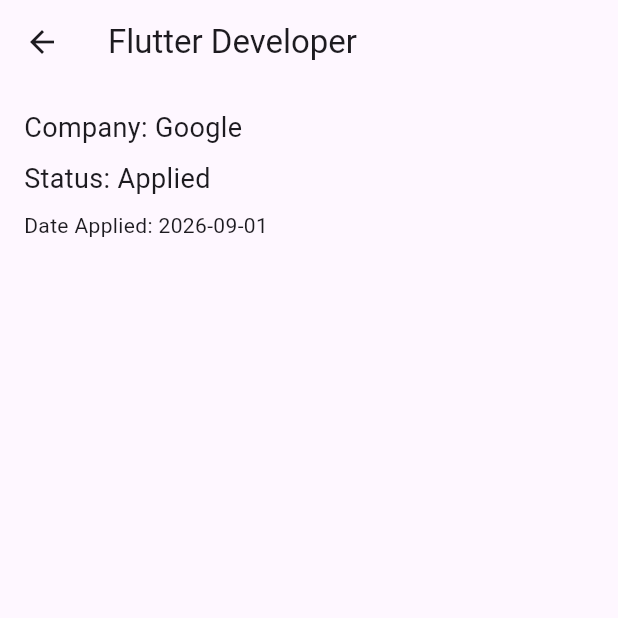
After one commit to bhavani2199/jobtrack, a Flutter app: the screen it shows after launch, after a tap on "Flutter Developer", on a phone screen of 412 x 824 dp, the top half of it. The commit adds this screen. Run offline on Flutter 3.47's test engine with Material 3 defaults, Android fonts, the phone set to English and light mode, and no system bars.

Commit message:
Add detail screen navigation

```diff
--- /dev/null
+++ b/lib/screens/application_detail_screen.dart
@@ -0,0 +1,35 @@
+import 'package:flutter/material.dart';
+import 'package:jobtrack/models/job_application.dart';
+
+class ApplicationDetailScreen extends StatelessWidget {
+  final JobApplication application;
+  const ApplicationDetailScreen({super.key, required this.application});
+
+  @override
+  Widget build(BuildContext context) {
+    return Scaffold(
+      appBar: AppBar(title: Text(application.role)),
+      body: Padding(
+        padding: const EdgeInsets.all(16),
+        child: Column(
+          crossAxisAlignment: CrossAxisAlignment.start,
+          children: [
+            Text(
+              'Company: ${application.company}',
+              style: const TextStyle(fontSize: 18),
+            ),
+            const SizedBox(height: 8),
+            Text(
+              'Status: ${application.status}',
+              style: const TextStyle(fontSize: 18),
+            ),
+            const SizedBox(height: 8),
+            Text(
+              'Date Applied: ${application.dateApplied.toLocal().toString().split(' ')[0]}',
+            ),
+          ],
+        ),
+      ),
+    );
+  }
+}
--- a/lib/screens/application_list_screen.dart
+++ b/lib/screens/application_list_screen.dart
@@ -1,5 +1,6 @@
 import 'package:flutter/material.dart';
 import 'package:jobtrack/models/job_application.dart';
+import 'package:jobtrack/screens/application_detail_screen.dart';
 
 class ApplicationListScreen extends StatelessWidget {
   const ApplicationListScreen({super.key});
@@ -35,6 +36,16 @@ class ApplicationListScreen extends StatelessWidget {
           final app = applications[index];
           return Card(
             margin: const EdgeInsets.symmetric(horizontal: 12, vertical: 6),
+            child: InkWell(
+              onTap: () {
+                Navigator.push(
+                  context,
+                  MaterialPageRoute(
+                    builder: (context) =>
+                        ApplicationDetailScreen(application: app),
+                  ),
+                );
+              },
               child: Padding(
                 padding: const EdgeInsets.all(12),
                 child: Row(
@@ -63,6 +74,7 @@ class ApplicationListScreen extends StatelessWidget {
                   ],
                 ),
               ),
+            ),
           );
         },
       ),
```
Lines whose indentation alone changed are shown as unchanged.
